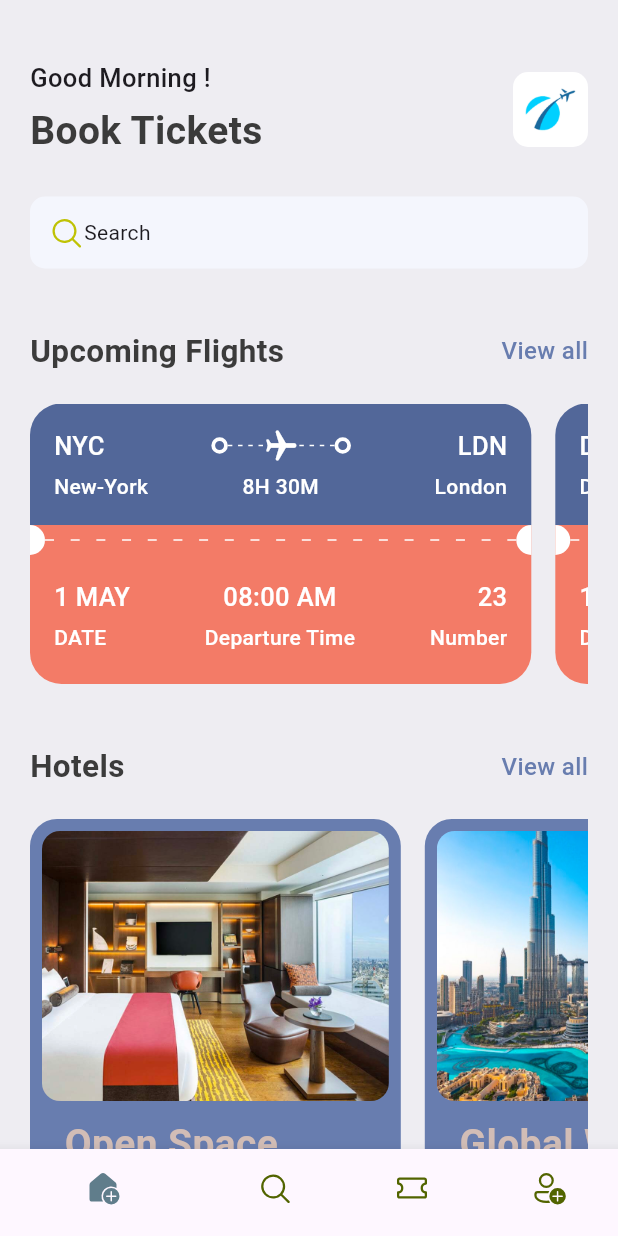
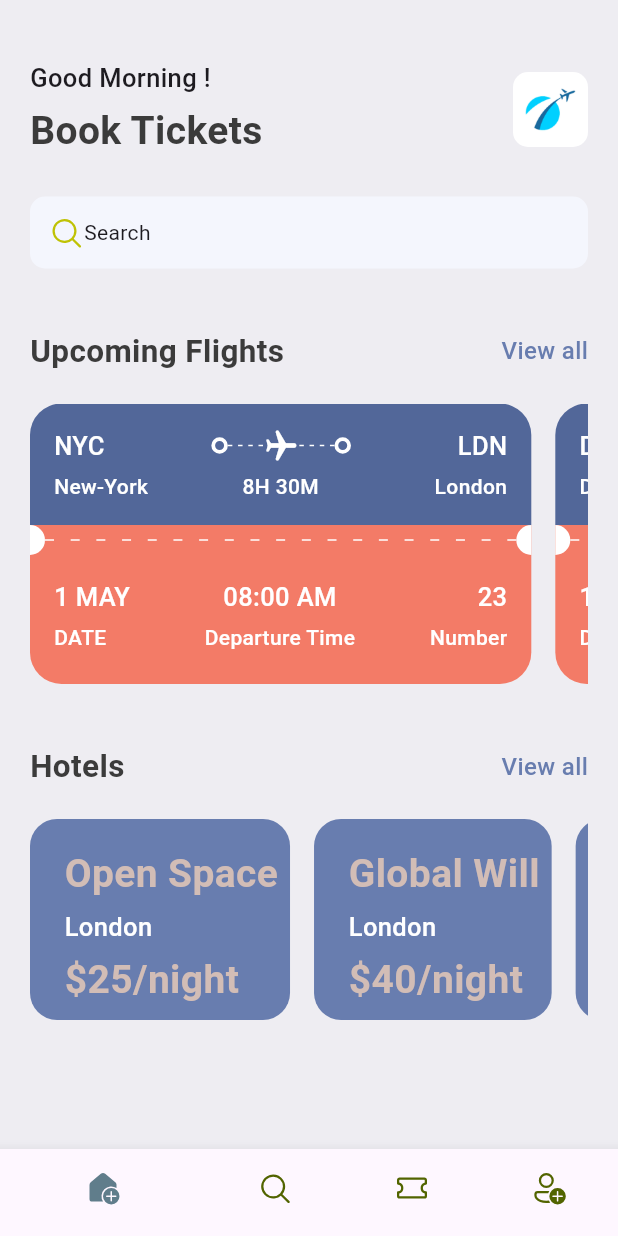
Before and after one commit to Thejandeera/ticket-app-tutorial, a Flutter app: the screen it shows after launch, on a phone screen of 412 x 824 dp. Run offline on Flutter 3.47's test engine with Material 3 defaults, Android fonts, the phone set to English and light mode, and no system bars; our stand-ins replace barcode_widget, fluentui_icons.

Commit message:
setup Hotel Page

```diff
--- a/lib/main.dart
+++ b/lib/main.dart
@@ -1,5 +1,6 @@
 import 'package:flutter/material.dart';
 import 'package:ticket_app/screens/all_tickets.dart';
+import 'package:ticket_app/screens/home/all_hotels.dart';
 import 'package:ticket_app/screens/ticket/ticket_screen.dart';
 
 import 'base/bottom_nav_bar.dart';
@@ -20,6 +21,7 @@ class MyApp extends StatelessWidget {
       routes: {
         "all_tickets": (context) => const AllTickets(),
         "ticket_screen": (context) => const TicketScreen(),
+        "all_hotels": (context) => const AllHotels(),
       },
 
     );
--- a/lib/routes/app_routes.dart
+++ b/lib/routes/app_routes.dart
@@ -2,4 +2,5 @@ class AppRoute{
   static const homePage = "/";
   static const allTickets = "/all_tickets";
   static const ticketScreen = "/ticket_screen";
+  static const allHotels = "/all_hotels";
 }
--- a/lib/screens/home/home_screen.dart
+++ b/lib/screens/home/home_screen.dart
@@ -90,7 +90,7 @@ class HomeScreen extends StatelessWidget {
                   bigText: 'Hotels',
                   smallText: 'View all',
                   func: () =>
-                      Navigator.pushNamed(context, AppRoutes.allTickets),
+                      Navigator.pushNamed(context, AppRoutes.allHotels),
                 ),
                 const SizedBox(height: 20),
                 SingleChildScrollView(
--- a/lib/screens/home/widgets/hotel.dart
+++ b/lib/screens/home/widgets/hotel.dart
@@ -13,8 +13,8 @@ class Hotel extends StatelessWidget {
     return Container(
       padding: const EdgeInsets.all(8.0),
       margin: EdgeInsets.only(right: 16),
-      width: size.width * 0.6,
-      height: 350,
+      // width: size.width * 0.6,
+      // height: 350,
       decoration: BoxDecoration(
         color: AppStyles.primaryColor,
         borderRadius: BorderRadius.circular(18),
@@ -23,7 +23,7 @@ class Hotel extends StatelessWidget {
         crossAxisAlignment: CrossAxisAlignment.start,
         children: [
           Container(
-            height: 180,
+            // height: 180,
             decoration: BoxDecoration(
               color: AppStyles.primaryColor,
               borderRadius: BorderRadius.circular(12),
```
Also changed, not shown: lib/screens/home/all_hotels.dart (added, +37 -0 lines).
